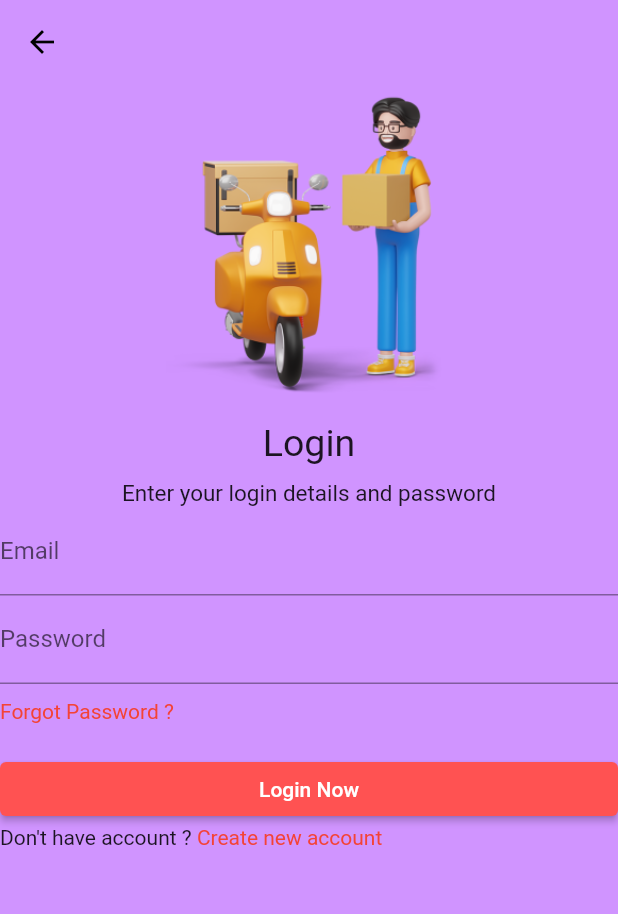
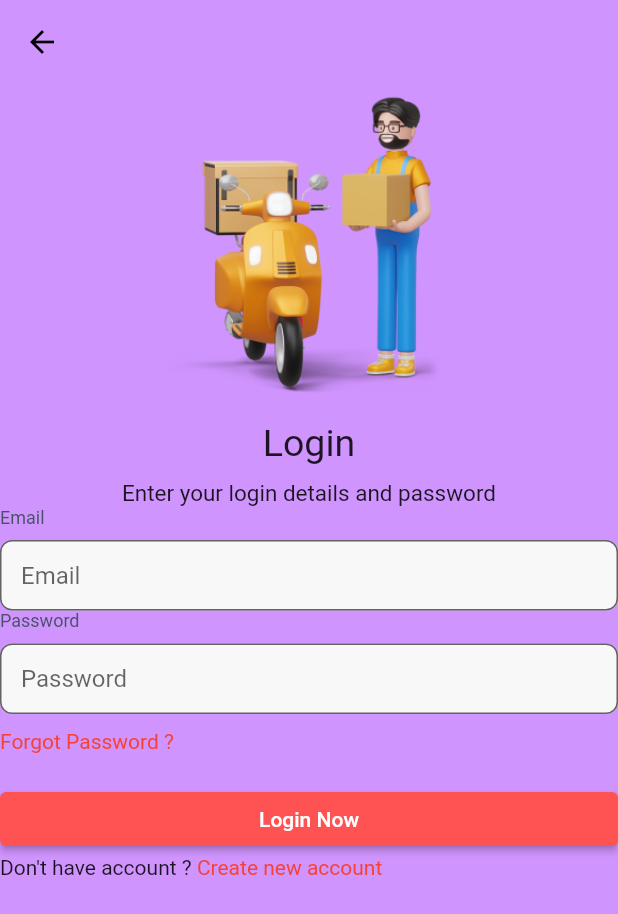
Before and after one commit to hamdim13/Submission, a Flutter app: the screen it shows after launch, after a tap on "Log in", on a phone screen of 412 x 824 dp. Shown: the top 914 px of the screen. Run offline on Flutter 3.47's test engine with Material 2 defaults, Android fonts, the phone set to English and light mode, and no system bars.

Commit message:
update field

```diff
--- a/lib/login.dart
+++ b/lib/login.dart
@@ -8,6 +8,10 @@ class Login extends StatefulWidget {
 }
 
 class _LoginState extends State<Login> {
+  final formKey = GlobalKey<FormState>();
+  TextEditingController passwordController = TextEditingController();
+  TextEditingController emailController = TextEditingController();
+
   @override
   Widget build(BuildContext context) {
     return Scaffold(
@@ -48,30 +52,86 @@ class _LoginState extends State<Login> {
               ),
             ],
           ),
+          Form(
+            key: formKey,
+            child: Column(
+              crossAxisAlignment: CrossAxisAlignment.start,
+              children: [
+                Text(
+                  "Email",
+                  style: TextStyle(
+                      color: Color(0xFF485167),
+                      fontWeight: FontWeight.normal,
+                      fontSize: 12),
+                ),
+                SizedBox(
+                  height: 8,
+                ),
                 TextFormField(
+                  controller: emailController,
+                  decoration: InputDecoration(
+                    hintText: "Email",
+                    filled: true,
+                    isDense: true,
+                    fillColor: Color(0xFFF8F8F8),
+                    contentPadding: EdgeInsets.all(14),
+                    border: OutlineInputBorder(
+                      borderRadius: BorderRadius.circular(8),
+                      borderSide: BorderSide(
+                        color: Color(0xFFDEDEDE),
+                      ),
+                    ),
+                  ),
                   validator: (value) {
                     if (value == null || value.isEmpty) {
-                return 'Please enter some text';
+                      return "Data diperlukan";
                     }
                     return null;
                   },
                   onChanged: (value) {
                     setState(() {});
                   },
-            decoration: InputDecoration(labelText: 'Email'),
+                ),
+                Text(
+                  "Password",
+                  style: TextStyle(
+                      color: Color(0xFF485167),
+                      fontWeight: FontWeight.normal,
+                      fontSize: 12),
+                ),
+                SizedBox(
+                  height: 8,
                 ),
                 TextFormField(
+                  controller: passwordController,
+                  obscureText: true,
+                  decoration: InputDecoration(
+                    hintText: "Password",
+                    filled: true,
+                    isDense: true,
+                    fillColor: Color(0xFFF8F8F8),
+                    contentPadding: EdgeInsets.all(14),
+                    border: OutlineInputBorder(
+                      borderRadius: BorderRadius.circular(8),
+                      borderSide: BorderSide(
+                        color: Color(0xFFDEDEDE),
+                      ),
+                    ),
+                  ),
                   validator: (value) {
                     if (value == null || value.isEmpty) {
-                return 'Please enter some text';
+                      return "Data diperlukan";
+                    } else if (value.length <= 8) {
+                      return "Minimum Karakter 8";
                     }
                     return null;
                   },
                   onChanged: (value) {
                     setState(() {});
                   },
-            obscureText: true,
-            decoration: InputDecoration(labelText: 'Password'),
+                ),
+              ],
+            ),
           ),
           Padding(
             padding: EdgeInsets.all(5),
@@ -86,9 +146,11 @@ class _LoginState extends State<Login> {
           ElevatedButton(
             child: Text('Login Now'),
             onPressed: () {
+              if (formKey.currentState!.validate()) {
                 Navigator.push(context, MaterialPageRoute(builder: (context) {
                   return Halaman();
                 }));
+              }
             },
             style: ElevatedButton.styleFrom(
               primary: Colors.redAccent,
```
Also changed, not shown: lib/signup.dart (+70 -7 lines). Lines whose indentation alone changed are shown as unchanged.
